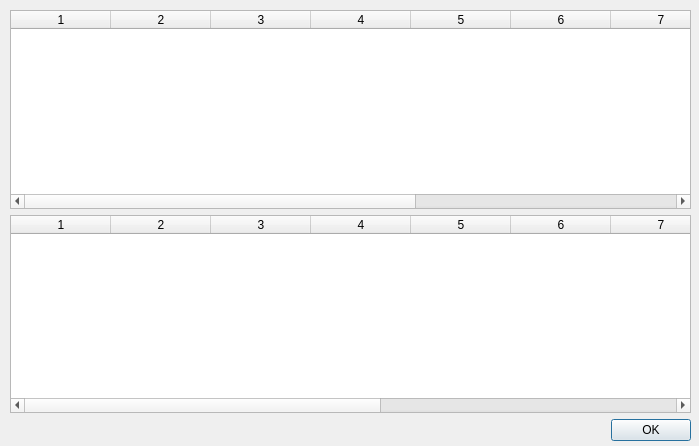
First picture: the form in databasedialog.ui, repository PingChinHuang/flickrTagGenerator, before the edit.
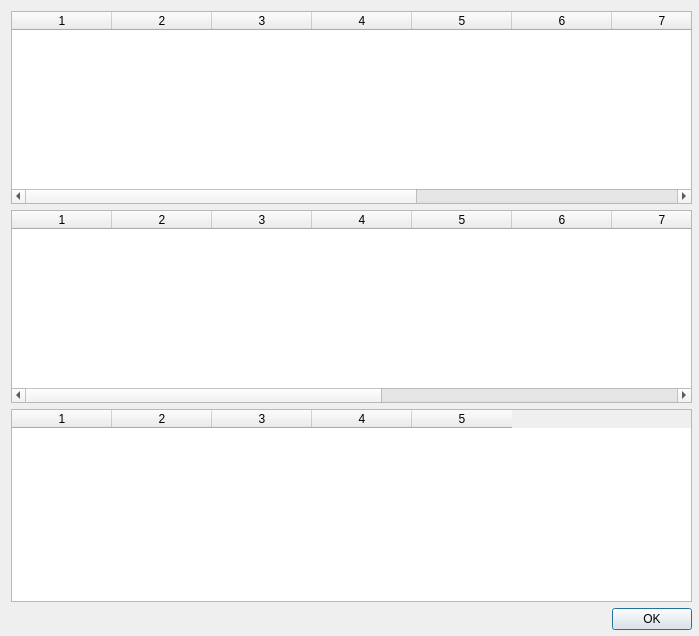
Second picture: the form after the edit.

```diff
--- a/databasedialog.ui
+++ b/databasedialog.ui
@@ -7,7 +7,7 @@
     <x>0</x>
     <y>0</y>
     <width>699</width>
-    <height>446</height>
+    <height>636</height>
    </rect>
   </property>
   <property name="windowTitle">
@@ -16,10 +16,10 @@
   <widget class="QWidget" name="">
    <property name="geometry">
     <rect>
-     <x>10</x>
-     <y>10</y>
+     <x>11</x>
+     <y>11</y>
      <width>681</width>
-     <height>431</height>
+     <height>619</height>
     </rect>
    </property>
    <layout class="QVBoxLayout" name="verticalLayout">
@@ -58,6 +58,18 @@
       <column/>
      </widget>
     </item>
+    <item>
+     <widget class="QTableWidget" name="tableWidget_activity">
+      <property name="columnCount">
+       <number>5</number>
+      </property>
+      <column/>
+      <column/>
+      <column/>
+      <column/>
+      <column/>
+     </widget>
+    </item>
     <item>
      <widget class="QDialogButtonBox" name="buttonBox">
       <property name="standardButtons">
```
